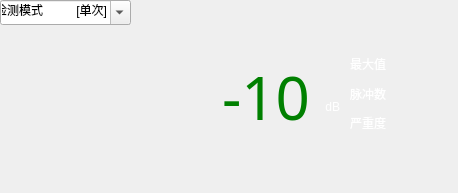
This is Gui/Function/tevwidget.ui in rpdhunter/swbox as Qt 5 draws it before an edit. The edited form follows.
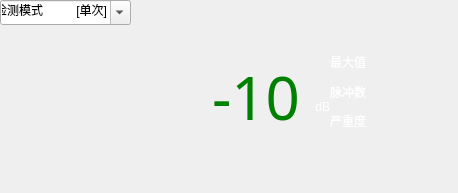
This is the edited form.

```diff
--- a/Gui/Function/tevwidget.ui
+++ b/Gui/Function/tevwidget.ui
@@ -89,7 +89,7 @@
   <widget class="QWidget" name="layoutWidget">
    <property name="geometry">
     <rect>
-     <x>220</x>
+     <x>210</x>
      <y>60</y>
      <width>120</width>
      <height>72</height>
@@ -173,9 +173,9 @@
   <widget class="QWidget" name="layoutWidget1">
    <property name="geometry">
     <rect>
-     <x>350</x>
-     <y>52</y>
-     <width>102</width>
+     <x>330</x>
+     <y>50</y>
+     <width>122</width>
      <height>83</height>
     </rect>
    </property>
@@ -184,7 +184,7 @@
      <widget class="QLabel" name="label_max">
       <property name="minimumSize">
        <size>
-        <width>100</width>
+        <width>120</width>
         <height>0</height>
        </size>
       </property>
```
Left out of the diff: 5 changed lines with no effect on the pictures.
